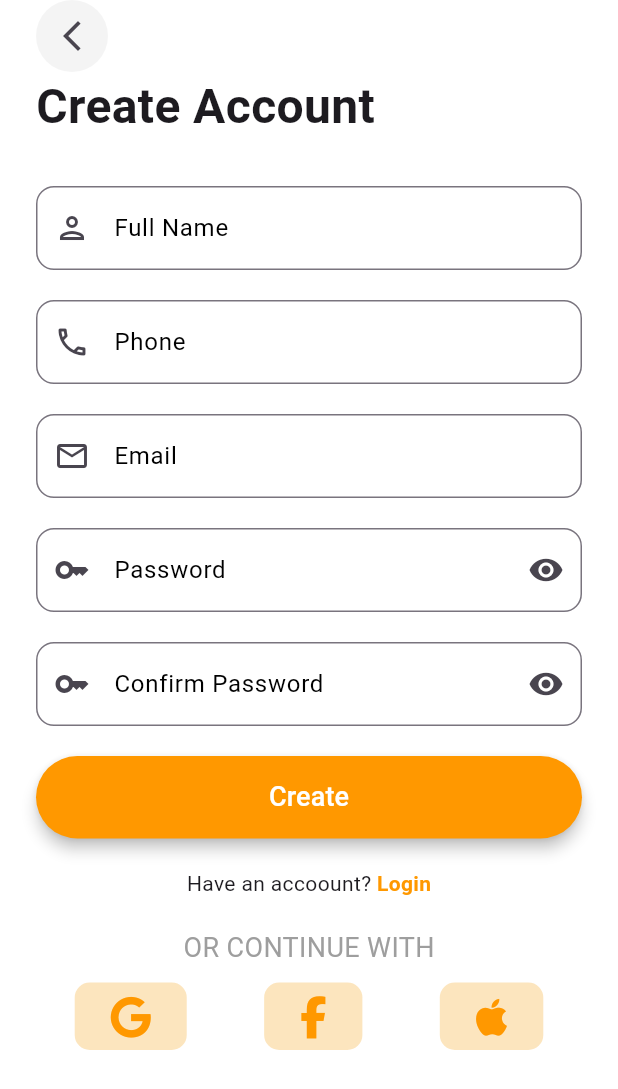
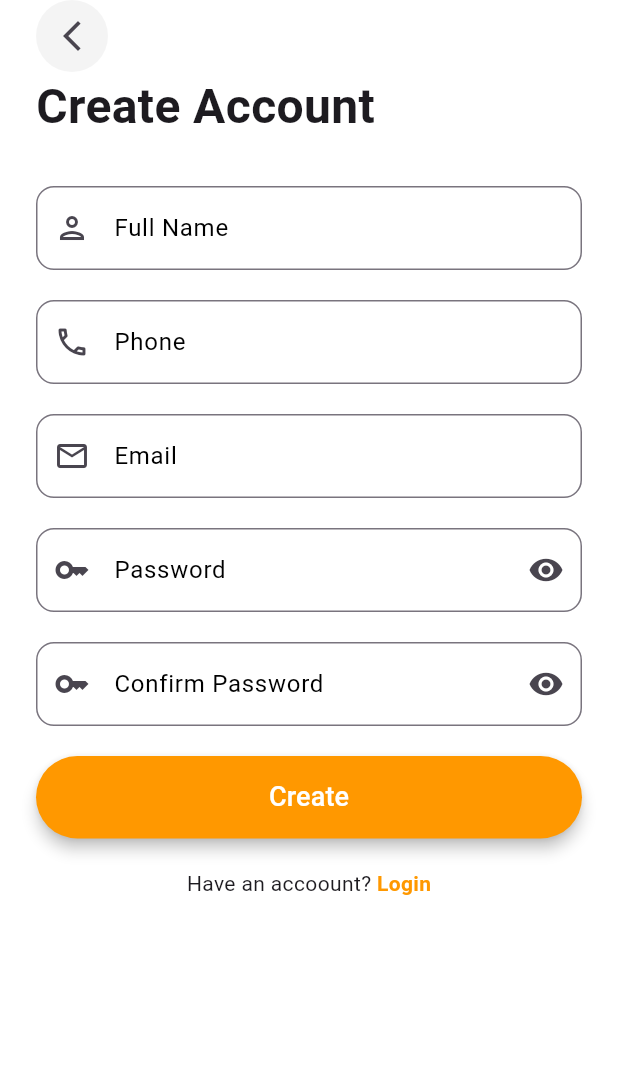
Before and after one commit to BinodLamichhane31/Hisab-Kitab-Flutter, a Flutter app: the screen it shows after launch, after a tap on "Create One", on a phone screen of 412 x 824 dp. Shown: the top 1089 px of the screen. Run offline on Flutter 3.47's test engine with Material 3 defaults, Android fonts, the phone set to English and light mode, and no system bars; our stand-ins replace font_awesome_flutter.

Commit message:
Changed login with icons

```diff
--- a/lib/view/login_view.dart
+++ b/lib/view/login_view.dart
@@ -223,18 +223,21 @@ class _LoginViewState extends State<LoginView> {
                   const SizedBox(height: 10),
 
                   Row(
-                    mainAxisAlignment: MainAxisAlignment.spaceAround,
+                    mainAxisAlignment: MainAxisAlignment.spaceEvenly,
                     children: [
-                      SocialIconsButton(
-                        icon: FontAwesomeIcons.google,
+                      IconButton(
+                        icon: Image.asset('assets/logo/google.png', height: 32),
                         onPressed: () {},
                       ),
-                      SocialIconsButton(
-                        icon: FontAwesomeIcons.facebookF,
+                      IconButton(
+                        icon: Image.asset(
+                          'assets/logo/facebook.png',
+                          height: 32,
+                        ),
                         onPressed: () {},
                       ),
-                      SocialIconsButton(
-                        icon: FontAwesomeIcons.apple,
+                      IconButton(
+                        icon: Image.asset('assets/logo/apple.png', height: 32),
                         onPressed: () {},
                       ),
                     ],
--- a/lib/view/signup_view.dart
+++ b/lib/view/signup_view.dart
@@ -257,33 +257,6 @@ class _SignupViewState extends State<SignupView> {
                   ],
                 ),
                 const SizedBox(height: 20),
-
-                Center(
-                  child: const Text(
-                    'OR CONTINUE WITH',
-
-                    style: TextStyle(color: Colors.grey, fontSize: 18),
-                  ),
-                ),
-                const SizedBox(height: 10),
-
-                Row(
-                  mainAxisAlignment: MainAxisAlignment.spaceAround,
-                  children: [
-                    SocialIconsButton(
-                      icon: FontAwesomeIcons.google,
-                      onPressed: () {},
-                    ),
-                    SocialIconsButton(
-                      icon: FontAwesomeIcons.facebookF,
-                      onPressed: () {},
-                    ),
-                    SocialIconsButton(
-                      icon: FontAwesomeIcons.apple,
-                      onPressed: () {},
-                    ),
-                  ],
-                ),
               ],
             ),
           ),
```
Also changed, not shown: assets/logo/apple.png, assets/logo/facebook.png, assets/logo/google.png.
